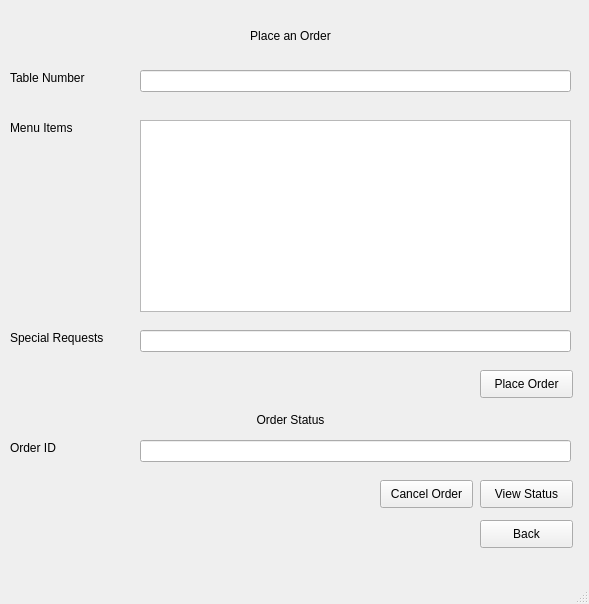
Before: the Qt Designer form ui_files/Order_Management.ui in TahaZahid05/Restaurant-Managment-System, drawn with Qt 5.
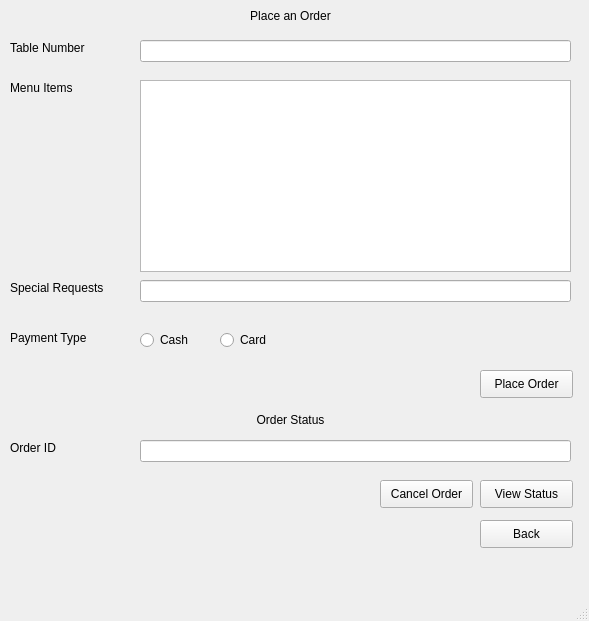
After: the same form once the commit is applied.

```diff
--- a/ui_files/Order_Management.ui
+++ b/ui_files/Order_Management.ui
@@ -7,7 +7,7 @@
     <x>0</x>
     <y>0</y>
     <width>589</width>
-    <height>604</height>
+    <height>621</height>
    </rect>
   </property>
   <property name="windowTitle">
@@ -18,7 +18,7 @@
     <property name="geometry">
      <rect>
       <x>10</x>
-      <y>20</y>
+      <y>0</y>
       <width>561</width>
       <height>31</height>
      </rect>
@@ -34,7 +34,7 @@
     <property name="geometry">
      <rect>
       <x>10</x>
-      <y>70</y>
+      <y>40</y>
       <width>91</width>
       <height>16</height>
      </rect>
@@ -47,7 +47,7 @@
     <property name="geometry">
      <rect>
       <x>140</x>
-      <y>70</y>
+      <y>40</y>
       <width>431</width>
       <height>22</height>
      </rect>
@@ -57,7 +57,7 @@
     <property name="geometry">
      <rect>
       <x>10</x>
-      <y>120</y>
+      <y>80</y>
       <width>81</width>
       <height>16</height>
      </rect>
@@ -70,7 +70,7 @@
     <property name="geometry">
      <rect>
       <x>140</x>
-      <y>120</y>
+      <y>80</y>
       <width>431</width>
       <height>192</height>
      </rect>
@@ -80,7 +80,7 @@
     <property name="geometry">
      <rect>
       <x>10</x>
-      <y>330</y>
+      <y>280</y>
       <width>101</width>
       <height>16</height>
      </rect>
@@ -93,7 +93,7 @@
     <property name="geometry">
      <rect>
       <x>140</x>
-      <y>330</y>
+      <y>280</y>
       <width>431</width>
       <height>22</height>
      </rect>
@@ -190,6 +190,45 @@
      <string>Back</string>
     </property>
    </widget>
+   <widget class="QLabel" name="label_7">
+    <property name="geometry">
+     <rect>
+      <x>10</x>
+      <y>330</y>
+      <width>101</width>
+      <height>16</height>
+     </rect>
+    </property>
+    <property name="text">
+     <string>Payment Type</string>
+    </property>
+   </widget>
+   <widget class="QRadioButton" name="radioButton">
+    <property name="geometry">
+     <rect>
+      <x>140</x>
+      <y>330</y>
+      <width>95</width>
+      <height>20</height>
+     </rect>
+    </property>
+    <property name="text">
+     <string>Cash</string>
+    </property>
+   </widget>
+   <widget class="QRadioButton" name="radioButton_2">
+    <property name="geometry">
+     <rect>
+      <x>220</x>
+      <y>330</y>
+      <width>95</width>
+      <height>20</height>
+     </rect>
+    </property>
+    <property name="text">
+     <string>Card</string>
+    </property>
+   </widget>
   </widget>
   <widget class="QMenuBar" name="menubar">
    <property name="geometry">
```
Left out of the diff: 3 changed lines with no effect on the pictures.
